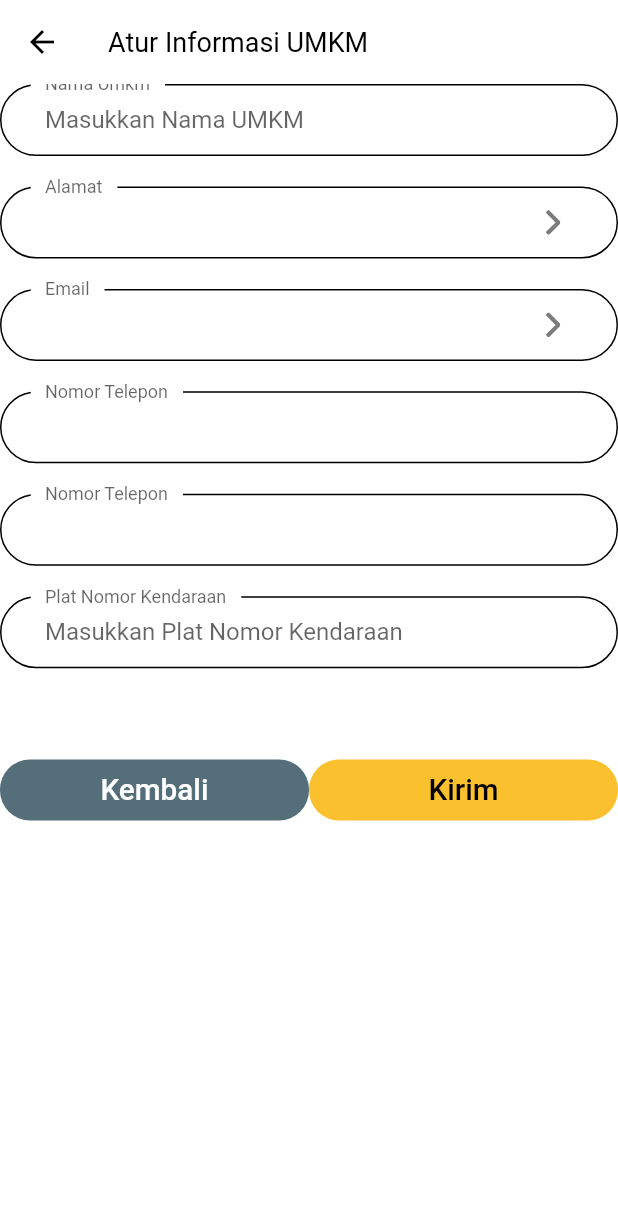
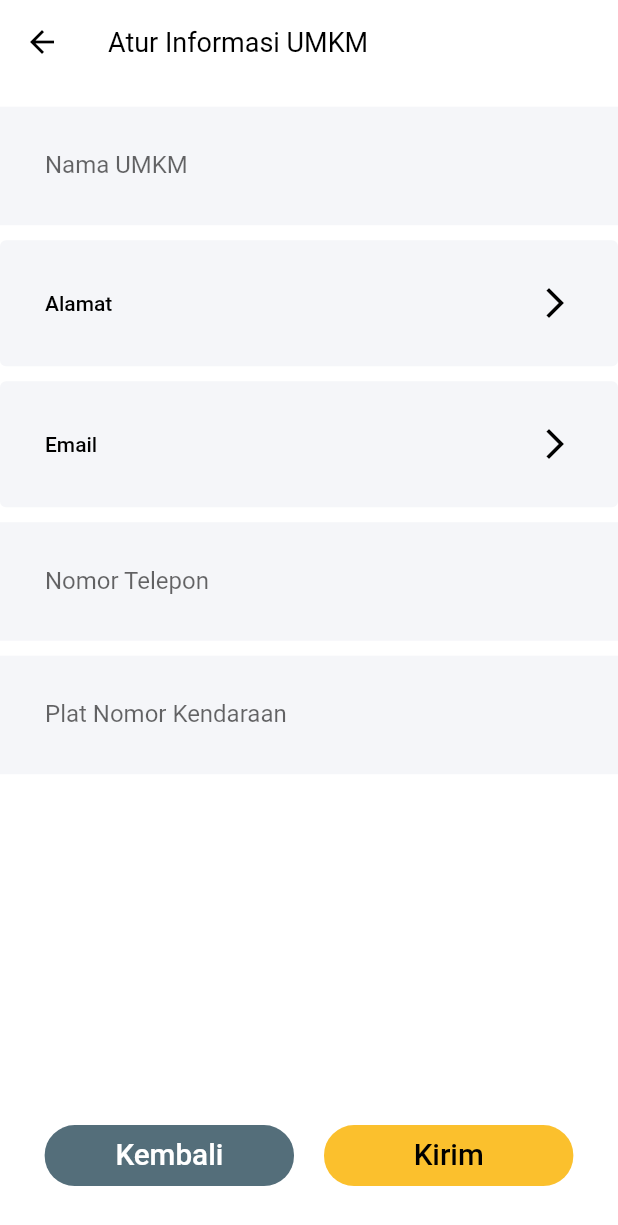
Before and after one commit to jenaarrr1111/umik-App, a Flutter app: the SellerSignUpScreen screen opened by its route, on a phone screen of 412 x 824 dp. Shown: the top 1225 px of the screen. Run offline on Flutter 3.47's test engine with Material 2 defaults, Android fonts, the phone set to English and light mode, and no system bars; our stand-ins replace flutter_svg; Roboto replaces fonts that are missing (Muli).

Commit message:
seller page : seller sign up flow

```diff
--- /dev/null
+++ b/lib/components/custom_text_field.dart
@@ -0,0 +1,36 @@
+import 'package:flutter/material.dart';
+import 'package:flutter/src/widgets/framework.dart';
+import 'package:flutter/src/widgets/placeholder.dart';
+
+class CustomTextField extends StatelessWidget {
+  final String hintText, label;
+
+  CustomTextField({
+    Key? key,
+    this.hintText = "",
+    required this.label,
+  }) : super(key: key);
+
+  @override
+  Widget build(BuildContext context) {
+    OutlineInputBorder outlineInputBorder = OutlineInputBorder(
+      borderRadius: BorderRadius.circular(0),
+      borderSide: const BorderSide(color: Colors.transparent),
+    );
+    return Container(
+      margin: const EdgeInsets.symmetric(vertical: 5),
+      color: const Color(0xFFF5F6F9),
+      child: TextField(
+        decoration: InputDecoration(
+          labelText: label,
+          hintText: (hintText == "") ? label : hintText,
+          floatingLabelBehavior: FloatingLabelBehavior.never,
+          contentPadding: const EdgeInsets.all(30),
+          enabledBorder: outlineInputBorder,
+          focusedBorder: outlineInputBorder,
+          border: outlineInputBorder,
+        ),
+      ),
+    );
+  }
+}
--- a/lib/routes.dart
+++ b/lib/routes.dart
@@ -6,6 +6,8 @@ import 'package:umik/screens/forgot_password/forgot_password_screen.dart';
 import 'package:umik/screens/home/home_screen.dart';
 import 'package:umik/screens/login_success/login_success_screen.dart';
 import 'package:umik/screens/otp/otp_screen.dart';
+import 'package:umik/screens/penjual/seller_address/seller_address_screen.dart';
+import 'package:umik/screens/penjual/seller_email/seller_email_screen.dart';
 import 'package:umik/screens/penjual/seller_sign_up/seller_sign_up_screen.dart';
 import 'package:umik/screens/profile/profile_screen.dart';
 import 'package:umik/screens/sign_in/sign_in_screen.dart';
@@ -30,5 +32,7 @@ final Map<String, WidgetBuilder> routes = {
   CartScreen.routeName: (context) => CartScreen(),
   ProfileScreen.routeName: (context) => ProfileScreen(),
   SellerWelcomeScreen.routeName: (context) => SellerWelcomeScreen(),
-  SellerSignUpScreen.routeName: (context) => SellerSignUpScreen()
+  SellerSignUpScreen.routeName: (context) => SellerSignUpScreen(),
+  SellerAddressScreen.routeName: (context) => SellerAddressScreen(),
+  SellerEmailScreen.routeName: (context) => SellerEmailScreen()
 };
--- /dev/null
+++ b/lib/screens/penjual/seller_address/components/body.dart
@@ -0,0 +1,36 @@
+// ignore_for_file: unused_import
+
+import 'package:flutter/material.dart';
+import 'package:umik/constants.dart';
+import 'package:umik/screens/penjual/seller_address/components/seller_address_form.dart';
+import 'package:umik/size_config.dart';
+
+// This is the best practice
+
+import '../../../../components/default_button.dart';
+
+class Body extends StatefulWidget {
+  const Body({super.key});
+
+  @override
+  State<Body> createState() => _BodyState();
+}
+
+class _BodyState extends State<Body> {
+  @override
+  Widget build(BuildContext context) {
+    return SafeArea(
+      child: SizedBox(
+        width: double.infinity,
+        child: SingleChildScrollView(
+          child: Padding(
+            padding: const EdgeInsets.all(8.0),
+            child: Column(
+              children: [SellerAddressForm()],
+            ),
+          ),
+        ),
+      ),
+    );
+  }
+}
--- a/lib/screens/penjual/seller_sign_up/components/seller_sign_up_form.dart
+++ b/lib/screens/penjual/seller_sign_up/components/seller_sign_up_form.dart
@@ -1,178 +1,77 @@
-// ignore_for_file: unnecessary_new, prefer_const_constructors, avoid_returning_null_for_void, curly_braces_in_flow_control_structures
-
-import 'dart:ffi';
+// ignore_for_file: prefer_const_constructors
 
 import 'package:flutter/material.dart';
-import 'package:umik/components/custom_surfix_icon.dart';
+import 'package:umik/components/custom_text_field.dart';
 import 'package:umik/components/default_button.dart';
-import 'package:umik/components/form_error.dart';
+import 'package:umik/components/second_button.dart';
+import 'package:umik/screens/penjual/seller_address/seller_address_screen.dart';
+import 'package:umik/screens/penjual/seller_email/seller_email_screen.dart';
+import 'package:umik/screens/penjual/seller_welcome/seller_welcome_screen.dart';
+import 'package:umik/size_config.dart';
 
-import '../../../../components/second_button.dart';
 import '../../../../constants.dart';
-import '../../../../size_config.dart';
 
 class SellerSignUpForm extends StatefulWidget {
+  const SellerSignUpForm({super.key});
+
   @override
-  _SellerSignUpFormState createState() => _SellerSignUpFormState();
+  State<SellerSignUpForm> createState() => _SellerSignUpFormState();
 }
 
 class _SellerSignUpFormState extends State<SellerSignUpForm> {
   final _formKey = GlobalKey<FormState>();
-  String? umkm_name;
-  Array? address;
-  String? email;
-  String? phone_number;
-  String? number_plate;
-
-  final List<String?> errors = [];
-
-  void addError({String? error}) {
-    if (!errors.contains(error))
-      setState(() {
-        errors.add(error);
-      });
-  }
-
-  void removeError({String? error}) {
-    if (errors.contains(error))
-      setState(() {
-        errors.remove(error);
-      });
-  }
 
   @override
   Widget build(BuildContext context) {
-    return Form(
-      key: _formKey,
+    return Padding(
+      padding: EdgeInsets.only(top: getProportionateScreenHeight(10)),
       child: Column(
-        mainAxisAlignment: MainAxisAlignment.spaceBetween,
-        children: <Widget>[
-          buildUmkmNameField(),
-          SizedBox(height: getProportionateScreenHeight(20)),
-          buildAddressFormField(),
-          SizedBox(height: getProportionateScreenHeight(20)),
-          buildEmailFormField(),
-          SizedBox(height: getProportionateScreenHeight(20)),
-          buildPhoneNumberFormField(),
-          SizedBox(height: getProportionateScreenHeight(20)),
-          buildPhoneNumberFormField(),
-          SizedBox(height: getProportionateScreenHeight(20)),
-          buildNumberPlateFormField(),
-          SizedBox(height: getProportionateScreenHeight(20)),
-          FormError(errors: errors),
-          SizedBox(height: getProportionateScreenHeight(40)),
-          Row(
-            children: <Widget>[
-              Flexible(
-                child: SecondButton(
-                  text: "Kembali",
-                  press: () {},
-                ),
-              ),
-              Flexible(
-                child: DefaultButton(
-                  text: "Kirim",
-                  press: () {},
-                ),
-              ),
-            ],
-          ),
-          SizedBox(height: getProportionateScreenHeight(20)),
+        children: [
+          form(),
         ],
       ),
     );
   }
 
-  TextFormField buildUmkmNameField() {
-    return TextFormField(
-      onSaved: (newValue) => umkm_name = newValue,
-      onChanged: (value) {
-        if (value.isNotEmpty) {
-          removeError(error: kNamelNullError);
-        }
-        return null;
-      },
-      validator: (value) {
-        if (value!.isEmpty) {
-          addError(error: kNamelNullError);
-          return "";
-        }
-        return null;
-      },
-      decoration: const InputDecoration(
-        labelText: "Nama Umkm",
-        hintText: "Masukkan Nama UMKM",
-        floatingLabelBehavior: FloatingLabelBehavior.always,
-        contentPadding: EdgeInsets.symmetric(vertical: 5.0, horizontal: 30.0),
+  Widget form() {
+    return Form(
+      key: _formKey,
+      child: Column(
+        children: [
+          CustomTextField(hintText: "Masukkan Nama UMKM", label: "Nama UMKM"),
+          _buildTextButton("Alamat", () {
+            Navigator.pushNamed(context, SellerAddressScreen.routeName);
+          }),
+          _buildTextButton("Email", () {
+            Navigator.pushNamed(context, SellerEmailScreen.routeName);
+          }),
+          CustomTextField(hintText: "", label: "Nomor Telepon"),
+          CustomTextField(
+              hintText: "Masukkan Plat Nomor Kendaraan",
+              label: "Plat Nomor Kendaraan"),
+        ],
       ),
     );
   }
 
-  TextFormField buildAddressFormField() {
-    return TextFormField(
-      onTap: () {},
-      decoration: InputDecoration(
-        labelText: "Alamat",
-        // hintText: "Name",
-        floatingLabelBehavior: FloatingLabelBehavior.always,
-        suffixIcon: CustomSurffixIcon(svgIcon: "assets/icons/arrow_right.svg"),
-        contentPadding:
-            const EdgeInsets.symmetric(vertical: 5.0, horizontal: 30.0),
-      ),
-    );
-  }
-
-  TextFormField buildEmailFormField() {
-    return TextFormField(
-      onTap: () {},
-      decoration: InputDecoration(
-        labelText: "Email",
-        // hintText: "Name",
-        floatingLabelBehavior: FloatingLabelBehavior.always,
-        suffixIcon: CustomSurffixIcon(svgIcon: "assets/icons/arrow_right.svg"),
-        contentPadding:
-            const EdgeInsets.symmetric(vertical: 5.0, horizontal: 30.0),
-      ),
-    );
-  }
-
-  TextFormField buildPhoneNumberFormField() {
-    return TextFormField(
-      onSaved: (newValue) => phone_number = newValue,
-      onChanged: (value) {
-        (value.isNotEmpty)
-            ? removeError(error: kPhoneNumberNullError)
-            : phone_number = value;
-      },
-      validator: (value) {
-        (value!.isEmpty) ? addError(error: kPhoneNumberNullError) : null;
-      },
-      decoration: InputDecoration(
-        labelText: "Nomor Telepon",
-        floatingLabelBehavior: FloatingLabelBehavior.always,
-        contentPadding:
-            const EdgeInsets.symmetric(vertical: 5.0, horizontal: 30.0),
-      ),
-    );
-  }
-
-  TextFormField buildNumberPlateFormField() {
-    return TextFormField(
-      onSaved: (newValue) => number_plate = newValue,
-      onChanged: (value) {
-        (value.isNotEmpty)
-            ? removeError(error: kNamelNullError)
-            : number_plate = value;
-      },
-      validator: (value) {
-        (value!.isEmpty) ? addError(error: kNamelNullError) : null;
-      },
-      decoration: InputDecoration(
-        labelText: "Plat Nomor Kendaraan",
-        hintText: "Masukkan Plat Nomor Kendaraan",
-        floatingLabelBehavior: FloatingLabelBehavior.always,
-        contentPadding:
-            const EdgeInsets.symmetric(vertical: 5.0, horizontal: 30.0),
+  Widget _buildTextButton(String text, VoidCallback? press) {
+    return Padding(
+      padding: const EdgeInsets.symmetric(vertical: 5),
+      child: TextButton(
+        style: TextButton.styleFrom(
+          foregroundColor: kTextColor,
+          padding: const EdgeInsets.all(30),
+          // shape:
+          // RoundedRectangleBorder(borderRadius: BorderRadius.circular(15)),
+          backgroundColor: const Color(0xFFF5F6F9),
+        ),
+        onPressed: press,
+        child: Row(
+          children: [
+            Expanded(child: Text(text)),
+            const Icon(Icons.arrow_forward_ios),
+          ],
+        ),
       ),
     );
   }
--- a/lib/screens/penjual/seller_sign_up/seller_sign_up_screen.dart
+++ b/lib/screens/penjual/seller_sign_up/seller_sign_up_screen.dart
@@ -4,6 +4,7 @@ import 'package:umik/size_config.dart';
 
 import '../../../components/default_button.dart';
 import '../../../components/second_button.dart';
+import '../seller_welcome/seller_welcome_screen.dart';
 
 class SellerSignUpScreen extends StatelessWidget {
   static String routeName = "/seller_sign_up";
@@ -19,6 +20,37 @@ class SellerSignUpScreen extends StatelessWidget {
           ),
         ),
         body: const Body(),
-    );
+        bottomNavigationBar: Padding(
+          padding: EdgeInsets.only(
+            left: getProportionateScreenWidth(18),
+            right: getProportionateScreenWidth(18),
+            bottom: getProportionateScreenHeight(23),
+          ),
+          child: Row(
+            // ignore: prefer_const_literals_to_create_immutables
+            children: [
+              Expanded(
+                child: Container(
+                  margin: EdgeInsets.all(10),
+                  child: SecondButton(
+                      text: "Kembali",
+                      press: () {
+                        Navigator.pushNamed(
+                            context, SellerWelcomeScreen.routeName);
+                      }),
+                ),
+              ),
+              Expanded(
+                child: Container(
+                  margin: EdgeInsets.all(10),
+                  child: DefaultButton(
+                    text: "Kirim",
+                    press: () {},
+                  ),
+                ),
+              )
+            ],
+          ),
+        ));
   }
 }
--- a/lib/screens/profile/components/body.dart
+++ b/lib/screens/profile/components/body.dart
@@ -1,5 +1,6 @@
 import 'package:flutter/material.dart';
 import 'package:umik/constants.dart';
+import 'package:umik/screens/penjual/seller_welcome/seller_welcome_screen.dart';
 
 import '../../../size_config.dart';
 import 'profile_menu.dart';
@@ -55,7 +56,9 @@ class Body extends StatelessWidget {
           ProfileMenu(
             text: "Mulai Sebagai Penjual",
             icon: "assets/icons/Log out.svg",
-            press: () {},
+            press: () {
+              Navigator.pushNamed(context, SellerWelcomeScreen.routeName);
+            },
           ),
         ],
       ),
```
Also changed, not shown: lib/screens/penjual/seller_address/components/seller_address_form.dart (added, +57 -0 lines), lib/screens/penjual/seller_address/seller_address_screen.dart (added, +36 -0 lines), lib/screens/penjual/seller_email/seller_email_screen.dart (added, +54 -0 lines), lib/controller/penjual/seller_welcome_controller.dart (deleted), lib/screens/penjual/seller_controller/seller_sign_up_controller.dart (added). Lines whose indentation alone changed are shown as unchanged.
